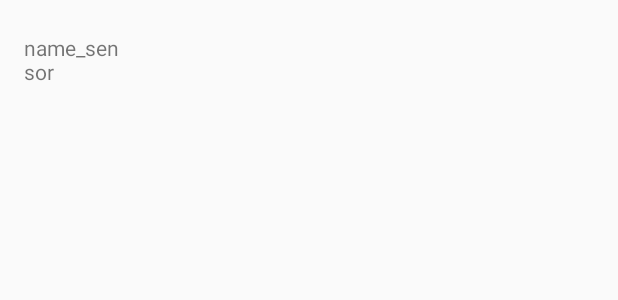
After one commit to AlekseyGricanov/ShowSensor, an Android app: the layout item_activity_sensor.xml on its own in the app's theme, with its tools: preview values and no code run, on a phone screen of 412 x 824 dp. The commit adds this screen. Shown: the top 300 px of the screen. Run offline under Robolectric (Android 15) with nearby library versions, the phone set to English and light mode, and no system bars.

Commit message:
update version

```diff
--- a/SensorProject/app/src/main/java/com/example/sensorproject/app/activities/MainActivity.kt
+++ b/SensorProject/app/src/main/java/com/example/sensorproject/app/activities/MainActivity.kt
@@ -9,14 +9,16 @@ import com.arellomobile.mvp.presenter.InjectPresenter
 import com.arellomobile.mvp.presenter.PresenterType
 import com.example.sensorproject.R
 import com.example.sensorproject.app.adapter.AdapterListSensor
+import com.example.sensorproject.app.adapter.AdapterListSensor.OnClickListener
 import com.example.sensorproject.app.presenters.SensorPresenter
 import com.example.sensorproject.app.views.SensorView
 import com.example.sensorproject.domain.models.SensorItemList
 import kotlinx.android.synthetic.main.main_sensor_list.*
 import kotlinx.serialization.UnstableDefault
+import kotlinx.android.synthetic.main.activity_sensor.*
 
 
-class MainActivity : MvpAppCompatActivity(), SensorView {
+class MainActivity : MvpAppCompatActivity(), SensorView, OnClickListener{
 
     private val listAdapter = AdapterListSensor()
 
@@ -57,5 +59,7 @@ class MainActivity : MvpAppCompatActivity(), SensorView {
         textListLoading.visibility = View.VISIBLE
     }
 
+    fun OnClickListener() {
 
+    }
 }
--- /dev/null
+++ b/SensorProject/app/src/main/res/layout/item_activity_sensor.xml
@@ -0,0 +1,60 @@
+<?xml version="1.0" encoding="utf-8"?>
+<LinearLayout
+    xmlns:android="http://schemas.android.com/apk/res/android"
+    xmlns:tools="http://schemas.android.com/tools"
+    android:orientation="horizontal"
+    android:layout_width="match_parent"
+    android:layout_height="wrap_content"
+    android:paddingLeft="16dp"
+    android:paddingRight="16dp">
+
+    <TextView
+        android:id="@+id/name_sensor"
+        android:layout_width="0dp"
+        android:layout_height="wrap_content"
+        android:layout_weight="1"
+        android:minHeight="64dp"
+        android:gravity="center_vertical"
+        tools:text="name_sensor"/>
+
+    <TextView
+        android:id="@+id/id_sensor_main"
+        android:layout_width="0dp"
+        android:layout_height="wrap_content"
+        android:layout_weight="1"
+        android:minHeight="64dp"
+        android:gravity="center_vertical"/>
+
+    <TextView
+        android:id="@+id/l_u_date_sensor_main"
+        android:layout_width="0dp"
+        android:layout_height="wrap_content"
+        android:layout_weight="1"
+        android:minHeight="64dp"
+        android:gravity="center_vertical"/>
+
+    <TextView
+        android:id="@+id/stor_sensor_main"
+        android:layout_width="0dp"
+        android:layout_height="wrap_content"
+        android:layout_weight="1"
+        android:minHeight="64dp"
+        android:gravity="center_vertical"/>
+
+    <TextView
+        android:id="@+id/service_sensor"
+        android:layout_width="0dp"
+        android:layout_height="wrap_content"
+        android:layout_weight="1"
+        android:minHeight="64dp"
+        android:gravity="center_vertical"/>
+
+    <TextView
+        android:id="@+id/id_sensor_item"
+        android:layout_width="0dp"
+        android:layout_height="wrap_content"
+        android:layout_weight="1"
+        android:minHeight="64dp"
+        android:gravity="center_vertical"/>
+
+</LinearLayout>
```
Also changed, not shown: SensorProject/gradle/wrapper/gradle-wrapper.properties.
